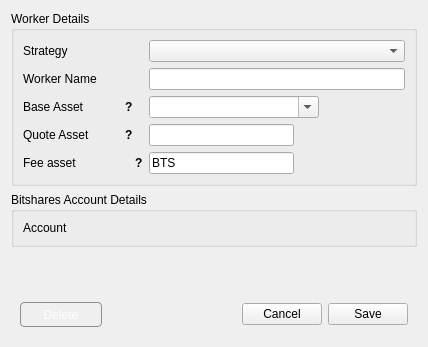
Above: dexbot/views/ui/edit_worker_window.ui from xeroc/stakemachine before the change. Below: the same form after it.
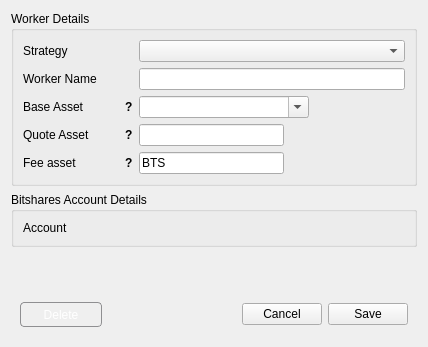
That is the form after the change.

Commit message: Change fee asset wrap width

Patch:
```diff
--- a/dexbot/views/ui/edit_worker_window.ui
+++ b/dexbot/views/ui/edit_worker_window.ui
@@ -294,13 +294,13 @@
         </property>
         <property name="minimumSize">
          <size>
-          <width>120</width>
+          <width>110</width>
           <height>0</height>
          </size>
         </property>
         <property name="maximumSize">
          <size>
-          <width>120</width>
+          <width>110</width>
           <height>16777215</height>
          </size>
         </property>
```
The commit also changes 1 other file.
